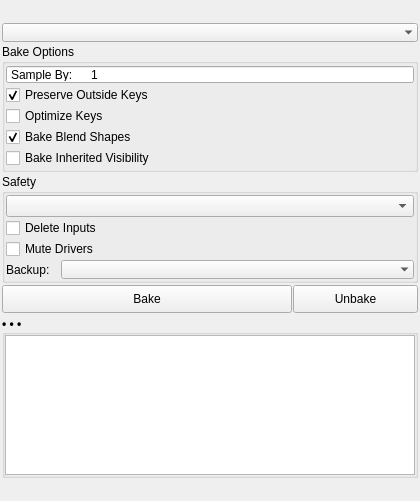
Old version of the form mayatk/anim_utils/smart_bake/smart_bake.ui in the repository m3trik/mayatk.
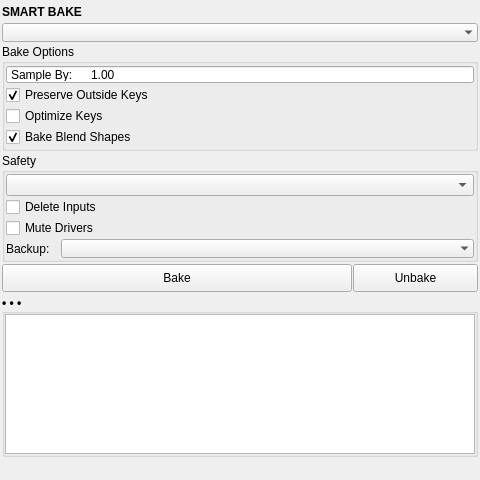
New version of the form. Custom widgets are drawn as their Qt base class.

```diff
--- a/mayatk/anim_utils/smart_bake/smart_bake.ui
+++ b/mayatk/anim_utils/smart_bake/smart_bake.ui
@@ -6,14 +6,14 @@
    <rect>
     <x>0</x>
     <y>0</y>
-    <width>420</width>
-    <height>460</height>
+    <width>480</width>
+    <height>463</height>
    </rect>
   </property>
   <widget class="QWidget" name="centralwidget">
    <property name="minimumSize">
     <size>
-     <width>420</width>
+     <width>480</width>
      <height>0</height>
     </size>
    </property>
@@ -34,7 +34,7 @@
      <number>2</number>
     </property>
     <item>
-     <widget class="Header" name="header" native="true">
+     <widget class="Header" name="header">
       <property name="minimumSize">
        <size>
         <width>0</width>
@@ -53,7 +53,7 @@
         <bold>true</bold>
        </font>
       </property>
-      <property name="text" stdset="0">
+      <property name="text">
        <string>SMART BAKE</string>
       </property>
      </widget>
@@ -125,13 +125,13 @@
           <string>Sample By:	</string>
          </property>
          <property name="minimum">
-          <number>1</number>
+          <double>1.000000000000000</double>
          </property>
          <property name="maximum">
-          <number>100</number>
+          <double>100.000000000000000</double>
          </property>
          <property name="value">
-          <number>1</number>
+          <double>1.000000000000000</double>
          </property>
         </widget>
        </item>
@@ -172,18 +172,6 @@
          </property>
         </widget>
        </item>
-       <item>
-        <widget class="QCheckBox" name="chk_inherited_vis">
-         <property name="toolTip">
-          <string>Walk ancestor transforms to detect inherited .visibility animation
-and bake it onto child mesh transforms. Required for FBX/Unity when
-parent nodes toggle visibility that child geo inherits at runtime.</string>
-         </property>
-         <property name="text">
-          <string>Bake Inherited Visibility</string>
-         </property>
-        </widget>
-       </item>
       </layout>
      </widget>
     </item>
@@ -436,8 +424,8 @@
  <customwidgets>
   <customwidget>
    <class>Header</class>
-   <extends>QWidget</extends>
-   <header>uitk.widgets.header</header>
+   <extends>QLabel</extends>
+   <header>uitk.widgets.header.Header.h</header>
   </customwidget>
   <customwidget>
    <class>Footer</class>
@@ -450,11 +438,6 @@
    <header>uitk.widgets.collapsableGroup.CollapsableGroup.h</header>
    <container>1</container>
   </customwidget>
-  <customwidget>
-   <class>PushButton</class>
-   <extends>QPushButton</extends>
-   <header>uitk.widgets.pushButton</header>
-  </customwidget>
   <customwidget>
    <class>ComboBox</class>
    <extends>QComboBox</extends>
@@ -462,8 +445,13 @@
   </customwidget>
   <customwidget>
    <class>SpinBox</class>
-   <extends>QSpinBox</extends>
-   <header>uitk.widgets.spinBox.SpinBox.h</header>
+   <extends>QDoubleSpinBox</extends>
+   <header>uitk.widgets.spinBox</header>
+  </customwidget>
+  <customwidget>
+   <class>PushButton</class>
+   <extends>QPushButton</extends>
+   <header>uitk.widgets.pushButton</header>
   </customwidget>
  </customwidgets>
  <resources/>
```
